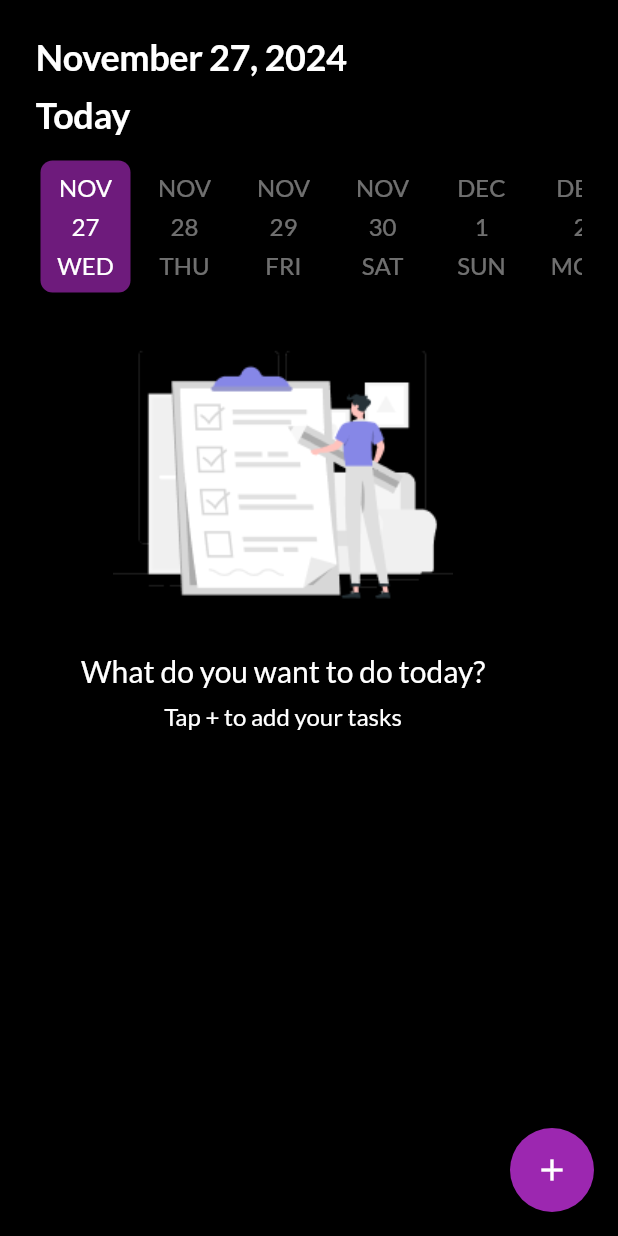
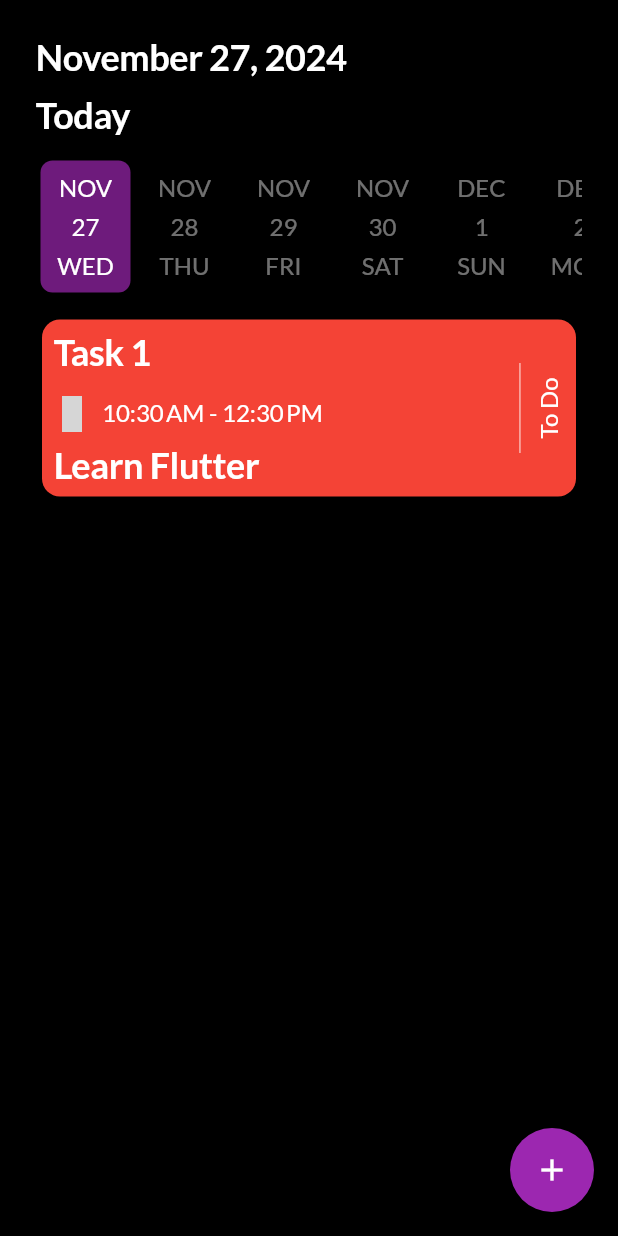
Before and after one commit to zyaddmostafa/to-do-app, a Flutter app: the HomeView screen opened directly, on a phone screen of 412 x 824 dp. Run offline on Flutter 3.47's test engine with Material 3 defaults, Android fonts, the phone set to English and light mode, and no system bars; drawn by our look-alikes of date_picker_timeline; our stand-ins replace get_it, google_fonts, shared_preferences, smooth_page_indicator; missing offline and left inert: font_awesome_icon_class; accounts and stored records are empty; grey boxes are pictures that could not be loaded.

Commit message:
create task component

```diff
--- a/lib/features/task/presentation/views/home/home_view.dart
+++ b/lib/features/task/presentation/views/home/home_view.dart
@@ -1,5 +1,6 @@
 import 'package:date_picker_timeline/date_picker_widget.dart';
 import 'package:flutter/material.dart';
+import 'package:font_awesome_icon_class/font_awesome_icon_class.dart';
 import 'package:intl/intl.dart';
 import 'package:to_do_app/core/utils/app_assets.dart';
 import 'package:to_do_app/core/utils/app_color.dart';
@@ -13,8 +14,7 @@ class HomeView extends StatelessWidget {
     return SafeArea(
         child: Scaffold(
       floatingActionButton: FloatingActionButton(
-          shape:
-              RoundedRectangleBorder(borderRadius: BorderRadius.circular(50)),
+        shape: RoundedRectangleBorder(borderRadius: BorderRadius.circular(50)),
         onPressed: () {},
         backgroundColor: AppColor.primaryColor,
         child: const Icon(
@@ -66,9 +66,86 @@ class HomeView extends StatelessWidget {
             const SizedBox(
               height: 11,
             ),
-              const NoTaskWidget()
+            taskComponent(context),
           ],
         ),
+      ),
+    ));
+  }
+
+  Card taskComponent(BuildContext context) {
+    return Card(
+      color: AppColor.red,
+      child: Padding(
+        padding: const EdgeInsets.all(8.0),
+        child: Row(
+          mainAxisAlignment: MainAxisAlignment.spaceBetween,
+          children: [
+            Column(
+              crossAxisAlignment: CrossAxisAlignment.start,
+              children: [
+                Text(
+                  'Task 1',
+                  style: Theme.of(context).textTheme.displayLarge!.copyWith(
+                        fontSize: 24,
+                      ),
+                ),
+                const SizedBox(
+                  height: 8,
+                ),
+                Padding(
+                  padding: const EdgeInsets.symmetric(vertical: 8),
+                  child: Row(
+                    children: [
+                      const Icon(
+                        FontAwesomeIcons.clock,
+                        color: AppColor.secondaryColor,
+                        size: 24,
+                      ),
+                      const SizedBox(
+                        width: 8,
+                      ),
+                      Text(
+                        "${DateFormat.jm().format(DateTime.now())} - ${DateFormat.jm().format(DateTime.now().add(const Duration(hours: 2)))}",
+                        style: Theme.of(context)
+                            .textTheme
+                            .displayMedium!
+                            .copyWith(fontSize: 16),
+                      ),
+                      const VerticalDivider(
+                        color: AppColor.red,
+                        thickness: 10,
+                      ),
+                    ],
+                  ),
+                ),
+                Text(
+                  'Learn Flutter',
+                  style: Theme.of(context).textTheme.displayLarge!.copyWith(
+                        fontSize: 24,
+                      ),
+                )
+              ],
+            ),
+            const SizedBox(
+              width: 95,
+            ),
+            Container(
+              height: 60,
+              width: 0.6,
+              color: AppColor.secondaryColor,
+            ),
+            RotatedBox(
+              quarterTurns: 3,
+              child: Text(
+                AppString.toda,
+                style: Theme.of(context)
+                    .textTheme
+                    .displayMedium!
+                    .copyWith(fontSize: 16),
+              ),
+            ),
+          ],
         ),
       ),
     );
--- a/pubspec.yaml
+++ b/pubspec.yaml
@@ -32,6 +32,7 @@ dependencies:
   date_picker_timeline: ^1.2.6
   flutter:
     sdk: flutter
+  font_awesome_icon_class: ^0.0.6
   get_it: ^8.0.2
   google_fonts: ^6.2.1
   intl: ^0.19.0
```
Also changed, not shown: pubspec.lock. Lines whose indentation alone changed are shown as unchanged.
